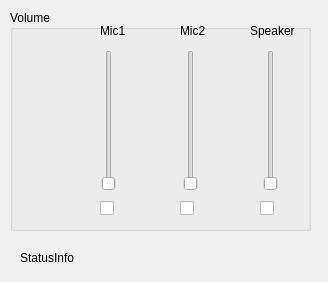
First picture: the form in dialog.ui, repository cobra203/KR2019, before the edit.
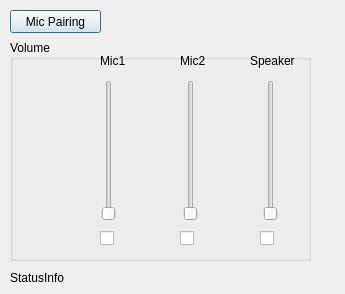
Second picture: the form after the edit.

Commit message: updata button pairing

```diff
--- a/dialog.ui
+++ b/dialog.ui
@@ -9,8 +9,8 @@
    <rect>
     <x>0</x>
     <y>0</y>
-    <width>328</width>
-    <height>282</height>
+    <width>345</width>
+    <height>294</height>
    </rect>
   </property>
   <property name="windowTitle">
@@ -19,8 +19,8 @@
   <widget class="QLabel" name="label_status">
    <property name="geometry">
     <rect>
-     <x>20</x>
-     <y>250</y>
+     <x>10</x>
+     <y>270</y>
      <width>141</width>
      <height>16</height>
     </rect>
@@ -33,7 +33,7 @@
    <property name="geometry">
     <rect>
      <x>10</x>
-     <y>10</y>
+     <y>40</y>
      <width>301</width>
      <height>221</height>
     </rect>
@@ -186,9 +186,19 @@
     </property>
    </widget>
   </widget>
-  <zorder>label_status</zorder>
-  <zorder>groupBox</zorder>
-  <zorder>radioButton_mic1</zorder>
+  <widget class="QPushButton" name="pushButton">
+   <property name="geometry">
+    <rect>
+     <x>10</x>
+     <y>10</y>
+     <width>91</width>
+     <height>23</height>
+    </rect>
+   </property>
+   <property name="text">
+    <string>Mic Pairing</string>
+   </property>
+  </widget>
  </widget>
  <layoutdefault spacing="6" margin="11"/>
  <resources/>
```
The commit also changes 5 other files.
